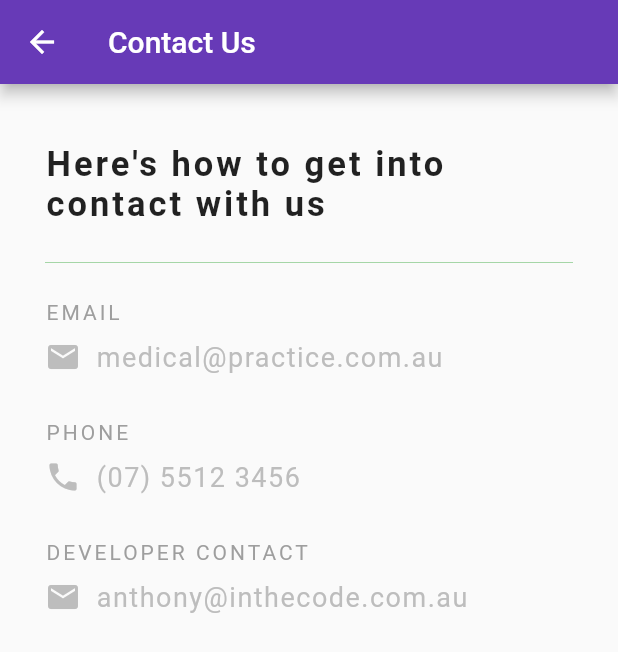
After one commit to Aicq/flutter_base, a Flutter app: the ContactUs screen opened directly, on a phone screen of 412 x 824 dp. The commit adds this screen. Shown: the top 652 px of the screen. Run offline on Flutter 3.47's test engine with Material 2 defaults, Android fonts, the phone set to English and light mode, and no system bars; our stand-ins replace cloud_firestore, dynamic_theme, firebase_auth, firebase_core, firebase_storage, flutter_spinkit and 1 more; missing offline and left inert: flutter_email_sender; accounts and stored records are empty.

Commit message:
Added side menu screens

```diff
--- /dev/null
+++ b/lib/screens/menu/menu_options/contact_us.dart
@@ -0,0 +1,109 @@
+import 'package:flutter/material.dart';
+
+class ContactUs extends StatelessWidget {
+  @override
+  Widget build(BuildContext context) {
+    return Scaffold(
+      appBar: AppBar(
+        title: Text("Contact Us"),
+      ),
+      body: Padding(
+        padding: EdgeInsets.fromLTRB(30.0, 40.0, 30.0, 0),
+        child: Column(
+          crossAxisAlignment: CrossAxisAlignment.start,
+          children: [
+            Text(
+              "Here's how to get into contact with us",
+              style: TextStyle(
+                  letterSpacing: 2.0,
+                  fontSize: 23.0,
+                  fontWeight: FontWeight.bold),
+            ),
+            Divider(
+              height: 50.0,
+              color: Theme.of(context).accentColor,
+            ),
+            Text(
+              'EMAIL',
+              style: TextStyle(
+                color: Colors.grey,
+                letterSpacing: 2.0,
+              ),
+            ),
+            SizedBox(height: 10),
+            Row(
+              children: [
+                Icon(
+                  Icons.email,
+                  color: Colors.grey[400],
+                ),
+                SizedBox(width: 10),
+                Text(
+                  'medical@practice.com.au',
+                  style: TextStyle(
+                    color: Colors.grey[400],
+                    fontSize: 18.0,
+                    letterSpacing: 1.0,
+                  ),
+                ),
+              ],
+            ),
+            SizedBox(height: 30),
+            Text(
+              'PHONE',
+              style: TextStyle(
+                color: Colors.grey,
+                letterSpacing: 2.0,
+              ),
+            ),
+            SizedBox(height: 10),
+            Row(
+              children: [
+                Icon(
+                  Icons.phone,
+                  color: Colors.grey[400],
+                ),
+                SizedBox(width: 10),
+                Text(
+                  '(07) 5512 3456',
+                  style: TextStyle(
+                    color: Colors.grey[400],
+                    fontSize: 18.0,
+                    letterSpacing: 1.0,
+                  ),
+                ),
+              ],
+            ),
+            SizedBox(height: 30),
+            Text(
+              'DEVELOPER CONTACT',
+              style: TextStyle(
+                color: Colors.grey,
+                letterSpacing: 2.0,
+              ),
+            ),
+            SizedBox(height: 10),
+            Row(
+              children: [
+                Icon(
+                  Icons.email,
+                  color: Colors.grey[400],
+                ),
+                SizedBox(width: 10),
+                Text(
+                  'anthony@inthecode.com.au',
+                  style: TextStyle(
+                    color: Colors.grey[400],
+                    fontSize: 18.0,
+                    letterSpacing: 1.0,
+                  ),
+                ),
+              ],
+            ),
+            SizedBox(height: 30),
+          ],
+        ),
+      ),
+    );
+  }
+}
--- a/lib/shared/constants.dart
+++ b/lib/shared/constants.dart
@@ -4,7 +4,7 @@ InputDecoration textInputDecoration(BuildContext context) {
   return InputDecoration(
     filled: true,
     enabledBorder: OutlineInputBorder(
-      borderSide: BorderSide(color: Colors.white, width: 2.0),
+      borderSide: BorderSide(color: Theme.of(context).primaryColor, width: 2.0),
     ),
     focusedBorder: OutlineInputBorder(
       borderSide: BorderSide(color: Theme.of(context).accentColor, width: 2.0),
--- a/pubspec.yaml
+++ b/pubspec.yaml
@@ -37,6 +37,8 @@ dependencies:
   firebase_storage: ^7.0.0
   image_picker: ^0.6.7+22
   dynamic_theme: ^1.0.0
+  url_launcher: ^5.7.10
+  flutter_email_sender: ^4.0.0
 
 dev_dependencies:
   flutter_test:
```
Also changed, not shown: lib/screens/menu/menu.dart (+21 -5 lines), lib/screens/menu/menu_options/about_us.dart (added, +39 -0 lines), lib/screens/menu/menu_options/bug_report.dart (added, +164 -0 lines), lib/screens/menu/menu_options/faq.dart (added, +67 -0 lines), lib/shared/ac-snackbar.dart (added, +22 -0 lines), pubspec.lock.
